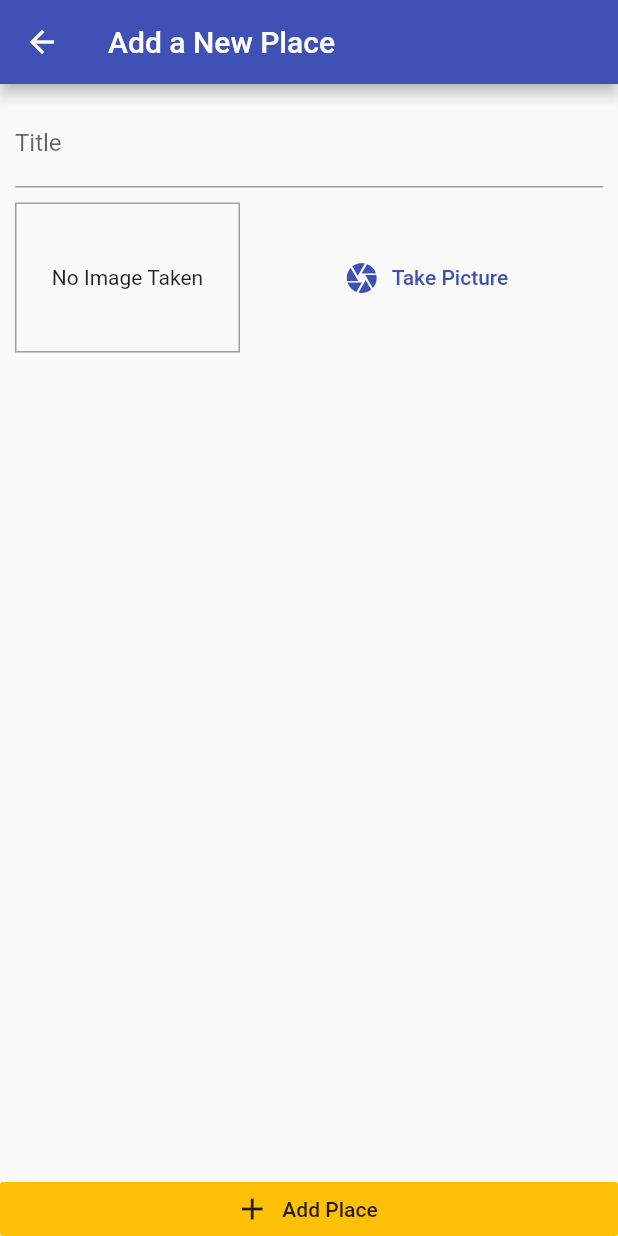
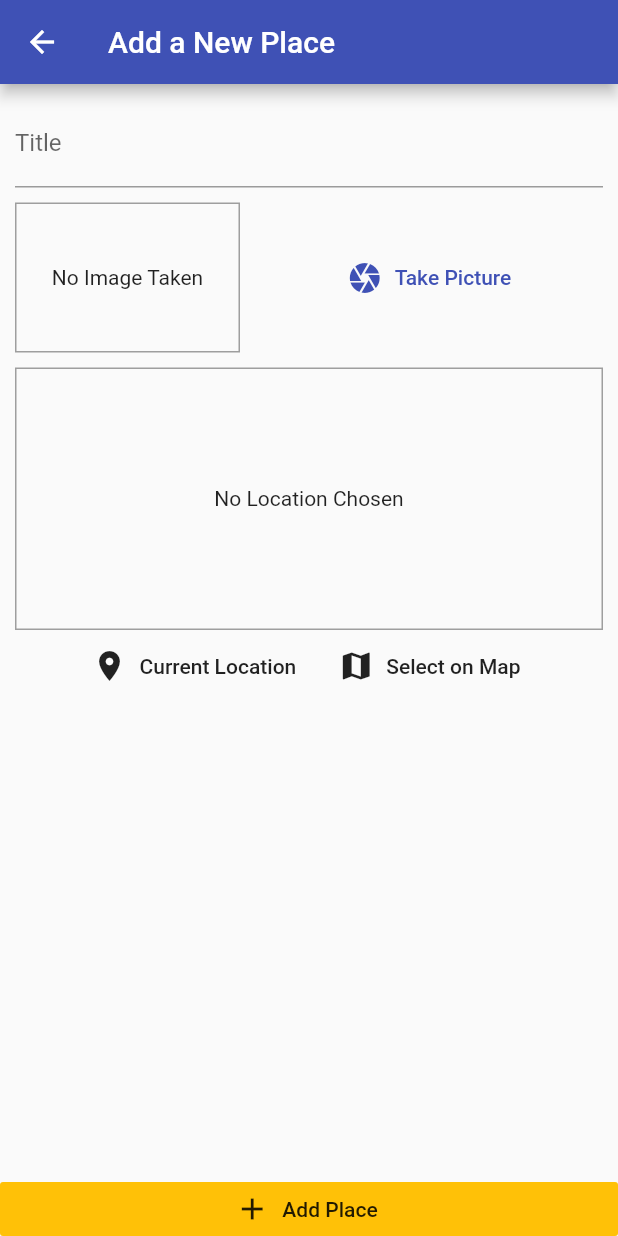
Before and after one commit to jordynympasor/great_places, a Flutter app: the AddPlaceScreen screen opened by its route, on a phone screen of 412 x 824 dp. Run offline on Flutter 3.47's test engine with Material 2 defaults, Android fonts, the phone set to English and light mode, and no system bars; our stand-ins replace image_picker, sqflite; accounts and stored records are empty.

Commit message:
no message

```diff
--- a/lib/screens/add_place_screen.dart
+++ b/lib/screens/add_place_screen.dart
@@ -1,6 +1,7 @@
 import 'dart:io';
 
 import 'package:flutter/material.dart';
+import 'package:great_places_udemy/widgets/location_input.dart';
 import 'package:provider/provider.dart';
 
 import '../widgets/image_input.dart';
@@ -53,6 +54,10 @@
                       height: 10,
                     ),
                     ImageInput(_selectImage),
+                    SizedBox(
+                      height: 10,
+                    ),
+                    LocationInput()
                   ],
                 ),
               ),
--- a/lib/widgets/image_input.dart
+++ b/lib/widgets/image_input.dart
@@ -61,6 +61,7 @@
         ),
         Expanded(
           child: FlatButton.icon(
+            padding: EdgeInsets.all(30),
             icon: Icon(Icons.camera),
             label: Text('Take Picture'),
             textColor: Theme.of(context).primaryColor,
--- /dev/null
+++ b/lib/widgets/location_input.dart
@@ -0,0 +1,54 @@
+import 'package:flutter/material.dart';
+
+class LocationInput extends StatefulWidget {
+  const LocationInput({Key? key}) : super(key: key);
+
+  @override
+  _LocationInputState createState() => _LocationInputState();
+}
+
+class _LocationInputState extends State<LocationInput> {
+  var _previewImageUrl;
+
+  @override
+  Widget build(BuildContext context) {
+    return Column(
+      children: [
+        Container(
+          decoration: BoxDecoration(
+            border: Border.all(width: 1, color: Colors.grey),
+          ),
+          height: 175,
+          width: double.infinity,
+          child: _previewImageUrl == null
+              ? Center(
+                  child: Text(
+                    'No Location Chosen',
+                    textAlign: TextAlign.center,
+                  ),
+                )
+              : Image.network(
+                  _previewImageUrl,
+                  fit: BoxFit.contain,
+                  width: double.infinity,
+                ),
+        ),
+        Row(
+          mainAxisAlignment: MainAxisAlignment.center,
+          children: [
+            FlatButton.icon(
+              onPressed: () {},
+              icon: Icon(Icons.location_on),
+              label: Text('Current Location'),
+            ),
+            FlatButton.icon(
+              onPressed: () {},
+              icon: Icon(Icons.map),
+              label: Text('Select on Map'),
+            ),
+          ],
+        )
+      ],
+    );
+  }
+}
--- a/pubspec.yaml
+++ b/pubspec.yaml
@@ -33,6 +33,7 @@
   path_provider: ^2.0.2
   path: ^1.8.0
   sqflite: ^2.0.0+3
+  location: ^4.3.0
 
 dev_dependencies:
   flutter_test:
```
Also changed, not shown: pubspec.lock.
